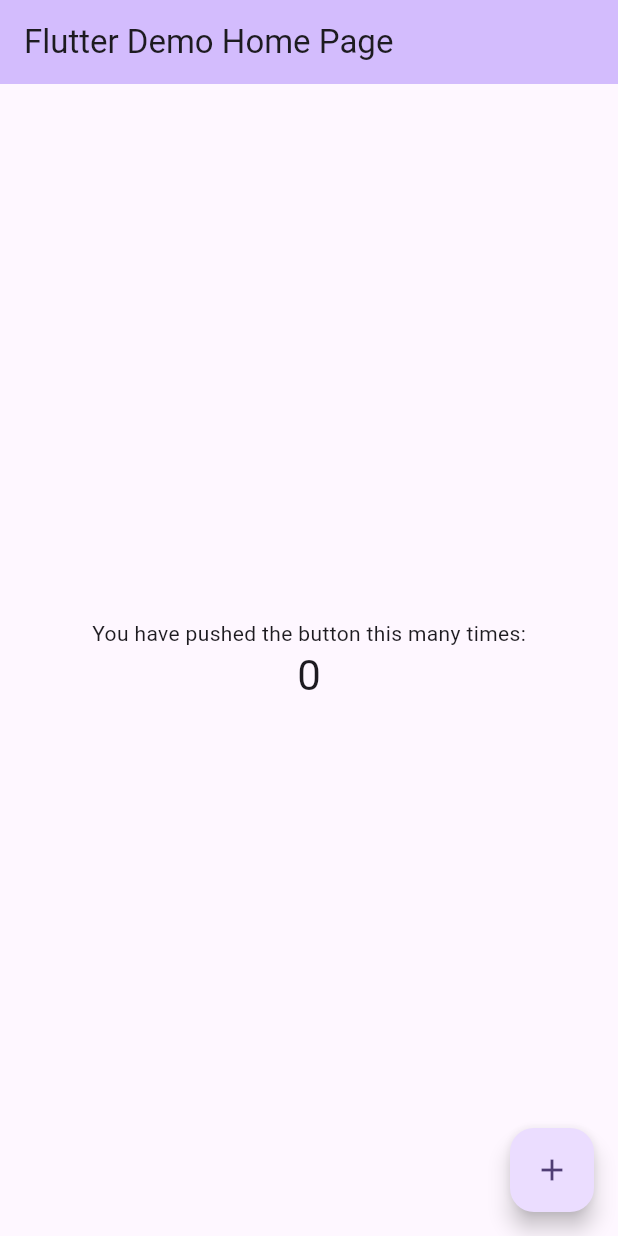
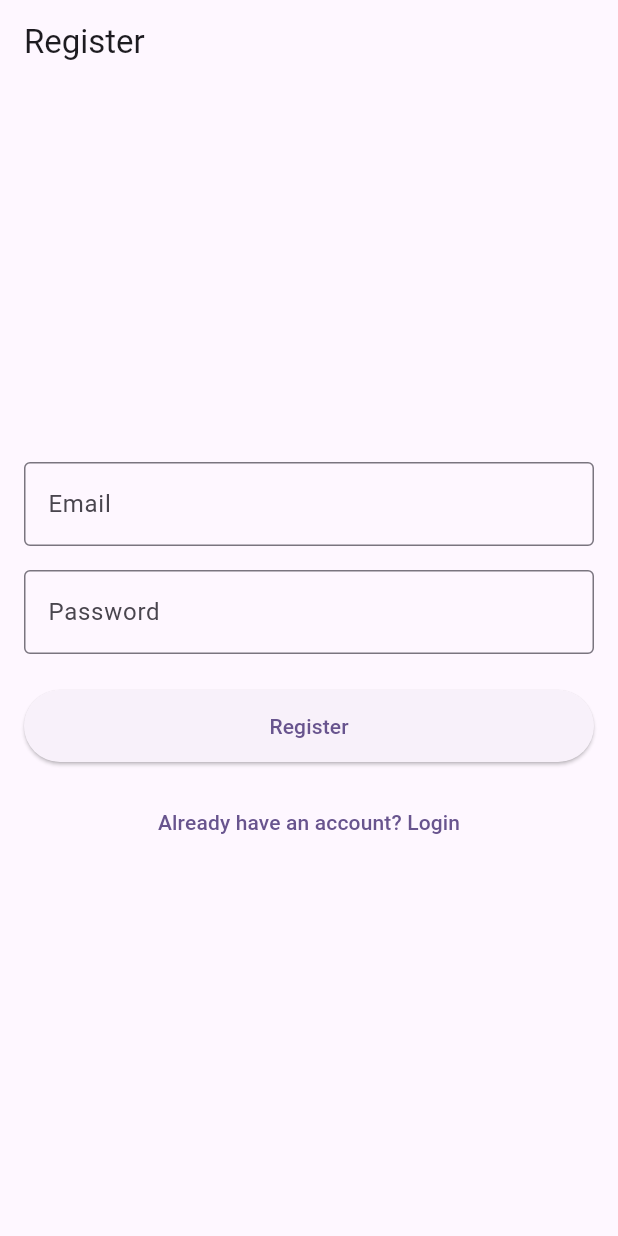
Before and after one commit to FranciscoRecio/mikmok, a Flutter app: the screen it shows after launch, on a phone screen of 412 x 824 dp. Run offline on Flutter 3.47's test engine with Material 3 defaults, Android fonts, the phone set to English and light mode, and no system bars; our stand-ins replace firebase_auth, firebase_core; accounts and stored records are empty.

Commit message:
Add registration screen

```diff
--- a/lib/main.dart
+++ b/lib/main.dart
@@ -1,6 +1,8 @@
 import 'package:flutter/material.dart';
 import 'package:firebase_core/firebase_core.dart';
+import 'package:firebase_auth/firebase_auth.dart';
 import 'firebase_options.dart';
+import 'screens/register_screen.dart';
 
 void main() async {
   // Ensure Flutter is initialized
@@ -41,7 +43,10 @@ class MyApp extends StatelessWidget {
         colorScheme: ColorScheme.fromSeed(seedColor: Colors.deepPurple),
         useMaterial3: true,
       ),
-      home: const MyHomePage(title: 'Flutter Demo Home Page'),
+      routes: {
+        '/register': (context) => const RegisterScreen(),
+      },
+      home: const RegisterScreen(),
     );
   }
 }
--- /dev/null
+++ b/lib/screens/register_screen.dart
@@ -0,0 +1,126 @@
+import 'package:flutter/material.dart';
+import '../services/auth_service.dart';
+
+class RegisterScreen extends StatefulWidget {
+  const RegisterScreen({super.key});
+
+  @override
+  State<RegisterScreen> createState() => _RegisterScreenState();
+}
+
+class _RegisterScreenState extends State<RegisterScreen> {
+  final _formKey = GlobalKey<FormState>();
+  final _emailController = TextEditingController();
+  final _passwordController = TextEditingController();
+  final _authService = AuthService();
+  bool _isLoading = false;
+
+  Future<void> _register() async {
+    if (_formKey.currentState!.validate()) {
+      setState(() => _isLoading = true);
+
+      try {
+        await _authService.registerWithEmailAndPassword(
+          _emailController.text.trim(),
+          _passwordController.text.trim(),
+        );
+        // Navigate to home screen or show success message
+        if (mounted) {
+          Navigator.of(context).pushReplacementNamed('/home'); // Adjust route as needed
+        }
+      } catch (e) {
+        // Show error message
+        if (mounted) {
+          ScaffoldMessenger.of(context).showSnackBar(
+            SnackBar(content: Text(e.toString())),
+          );
+        }
+      } finally {
+        if (mounted) {
+          setState(() => _isLoading = false);
+        }
+      }
+    }
+  }
+
+  @override
+  void dispose() {
+    _emailController.dispose();
+    _passwordController.dispose();
+    super.dispose();
+  }
+
+  @override
+  Widget build(BuildContext context) {
+    return Scaffold(
+      appBar: AppBar(
+        title: const Text('Register'),
+      ),
+      body: Padding(
+        padding: const EdgeInsets.all(16.0),
+        child: Form(
+          key: _formKey,
+          child: Column(
+            mainAxisAlignment: MainAxisAlignment.center,
+            children: [
+              TextFormField(
+                controller: _emailController,
+                decoration: const InputDecoration(
+                  labelText: 'Email',
+                  border: OutlineInputBorder(),
+                ),
+                keyboardType: TextInputType.emailAddress,
+                validator: (value) {
+                  if (value == null || value.isEmpty) {
+                    return 'Please enter your email';
+                  }
+                  if (!value.contains('@')) {
+                    return 'Please enter a valid email';
+                  }
+                  return null;
+                },
+              ),
+              const SizedBox(height: 16),
+              TextFormField(
+                controller: _passwordController,
+                decoration: const InputDecoration(
+                  labelText: 'Password',
+                  border: OutlineInputBorder(),
+                ),
+                obscureText: true,
+                validator: (value) {
+                  if (value == null || value.isEmpty) {
+                    return 'Please enter your password';
+                  }
+                  if (value.length < 6) {
+                    return 'Password must be at least 6 characters';
+                  }
+                  return null;
+                },
+              ),
+              const SizedBox(height: 24),
+              SizedBox(
+                width: double.infinity,
+                height: 48,
+                child: ElevatedButton(
+                  onPressed: _isLoading ? null : _register,
+                  child: _isLoading
+                      ? const CircularProgressIndicator()
+                      : const Text('Register'),
+                ),
+              ),
+              const SizedBox(height: 16),
+              TextButton(
+                onPressed: () {
+                  // Navigate to login screen
+                  Navigator.of(context).pushReplacementNamed('/login'); // Adjust route as needed
+                },
+                child: const Text('Already have an account? Login'),
+              ),
+            ],
+          ),
+        ),
+      ),
+    );
+  }
+}
--- /dev/null
+++ b/lib/services/auth_service.dart
@@ -0,0 +1,46 @@
+import 'package:firebase_auth/firebase_auth.dart';
+
+class AuthService {
+  final FirebaseAuth _auth = FirebaseAuth.instance;
+
+  // Get current user
+  User? get currentUser => _auth.currentUser;
+
+  // Auth state changes stream
+  Stream<User?> get authStateChanges => _auth.authStateChanges();
+
+  // Sign in with email and password
+  Future<UserCredential> signInWithEmailAndPassword(
+    String email,
+    String password,
+  ) async {
+    try {
+      return await _auth.signInWithEmailAndPassword(
+        email: email,
+        password: password,
+      );
+    } on FirebaseAuthException catch (e) {
+      throw e.message ?? 'An error occurred';
+    }
+  }
+
+  // Register with email and password
+  Future<UserCredential> registerWithEmailAndPassword(
+    String email,
+    String password,
+  ) async {
+    try {
+      return await _auth.createUserWithEmailAndPassword(
+        email: email,
+        password: password,
+      );
+    } on FirebaseAuthException catch (e) {
+      throw e.message ?? 'An error occurred';
+    }
+  }
+
+  // Sign out
+  Future<void> signOut() async {
+    await _auth.signOut();
+  }
+}
```
